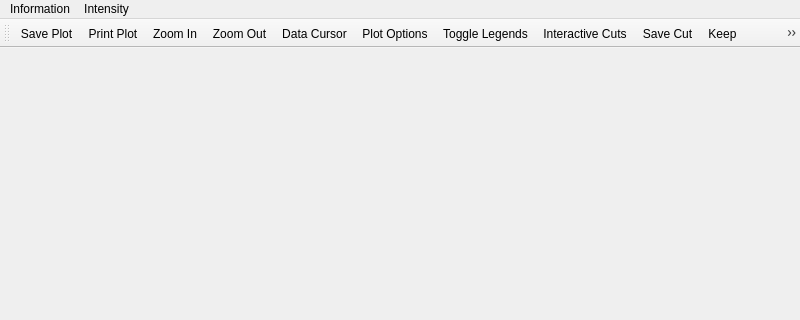
First picture: the form in mslice/plotting/plot_window/plot_window.ui, repository mantidproject/mslice, before the edit; both pictures show x 0 to 800 and y 0 to 320 of the 800 by 591 pixel window.
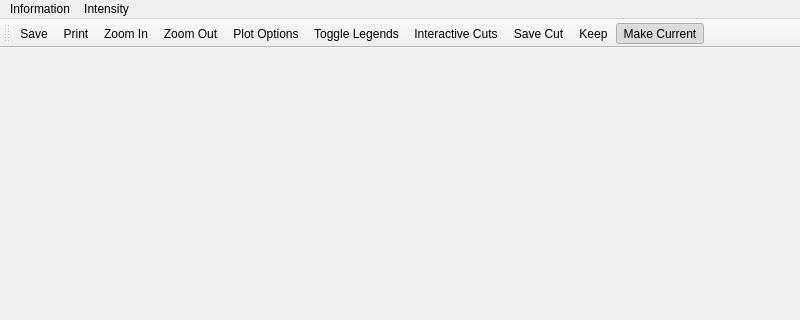
Second picture: the form after the edit.

Commit message: unclutter toolbar re #230

What changed in the file:
```diff
--- a/mslice/plotting/plot_window/plot_window.ui
+++ b/mslice/plotting/plot_window/plot_window.ui
@@ -81,7 +81,6 @@
    <addaction name="action_Print_Plot"/>
    <addaction name="actionZoom_In"/>
    <addaction name="actionZoom_Out"/>
-   <addaction name="actionDataCursor"/>
    <addaction name="actionPlotOptions"/>
    <addaction name="actionToggleLegends"/>
    <addaction name="actionInteractive_Cuts"/>
@@ -91,7 +90,7 @@
   </widget>
   <action name="action_save_image">
    <property name="text">
-    <string>Save Plot</string>
+    <string>Save</string>
    </property>
    <property name="toolTip">
     <string>Save Plot As Image</string>
@@ -120,14 +119,6 @@
     <string>Zoom Out</string>
    </property>
   </action>
-  <action name="actionDataCursor">
-   <property name="checkable">
-    <bool>true</bool>
-   </property>
-   <property name="text">
-    <string>Data Cursor</string>
-   </property>
-  </action>
   <action name="actionKeep">
    <property name="checkable">
     <bool>true</bool>
@@ -162,7 +153,7 @@
   </action>
   <action name="action_Print_Plot">
    <property name="text">
-    <string>Print Plot</string>
+    <string>Print</string>
    </property>
   </action>
   <action name="actionS_Q_E">
```
The commit also changes 3 other files.
